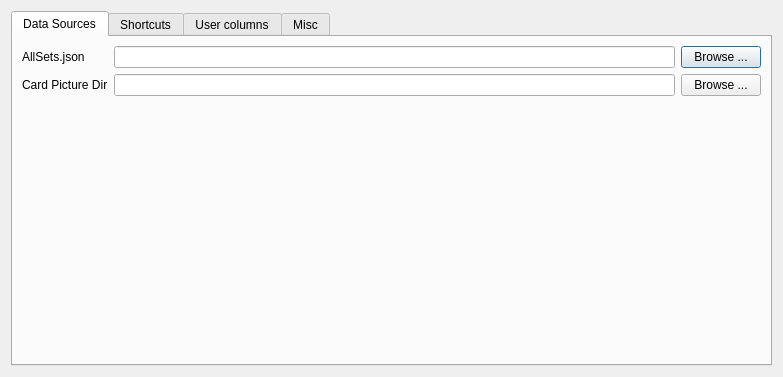
Old version of the form mtgcards/optionsdialog.ui in the repository stijnvermeir/mtgcards.
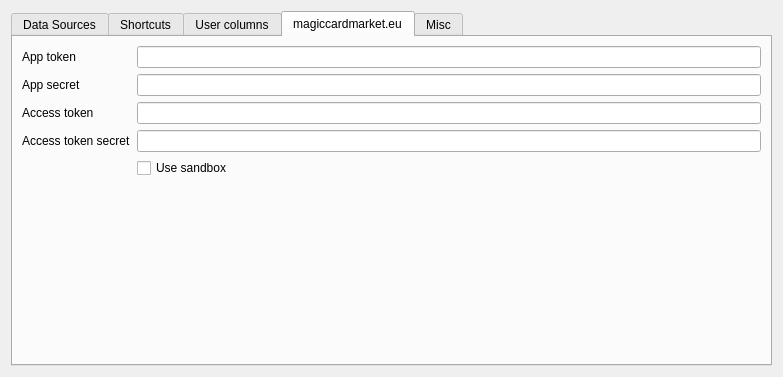
New version of the form. The open tabs and pages were chosen to show the change. Icons and pictures are not drawn.

Commit message: Fetch price trend from magiccardmarket.eu

What changed in the file:
```diff
--- a/mtgcards/optionsdialog.ui
+++ b/mtgcards/optionsdialog.ui
@@ -235,6 +235,88 @@
        </item>
       </layout>
      </widget>
+     <widget class="QWidget" name="mkmTab">
+      <attribute name="title">
+       <string>magiccardmarket.eu</string>
+      </attribute>
+      <layout class="QFormLayout" name="formLayout_3">
+       <item row="0" column="0">
+        <widget class="QLabel" name="label_6">
+         <property name="text">
+          <string>App token</string>
+         </property>
+        </widget>
+       </item>
+       <item row="0" column="1">
+        <widget class="QLineEdit" name="mkmAppTokenTxt">
+         <property name="minimumSize">
+          <size>
+           <width>300</width>
+           <height>0</height>
+          </size>
+         </property>
+        </widget>
+       </item>
+       <item row="1" column="0">
+        <widget class="QLabel" name="label_7">
+         <property name="text">
+          <string>App secret</string>
+         </property>
+        </widget>
+       </item>
+       <item row="1" column="1">
+        <widget class="QLineEdit" name="mkmAppSecretTxt">
+         <property name="minimumSize">
+          <size>
+           <width>300</width>
+           <height>0</height>
+          </size>
+         </property>
+        </widget>
+       </item>
+       <item row="2" column="0">
+        <widget class="QLabel" name="label_8">
+         <property name="text">
+          <string>Access token</string>
+         </property>
+        </widget>
+       </item>
+       <item row="2" column="1">
+        <widget class="QLineEdit" name="mkmAccessTokenTxt">
+         <property name="minimumSize">
+          <size>
+           <width>300</width>
+           <height>0</height>
+          </size>
+         </property>
+        </widget>
+       </item>
+       <item row="3" column="0">
+        <widget class="QLabel" name="label_9">
+         <property name="text">
+          <string>Access token secret</string>
+         </property>
+        </widget>
+       </item>
+       <item row="3" column="1">
+        <widget class="QLineEdit" name="mkmAccessTokenSecretTxt">
+         <property name="minimumSize">
+          <size>
+           <width>300</width>
+           <height>0</height>
+          </size>
+         </property>
+        </widget>
+       </item>
+       <item row="4" column="1">
+        <widget class="QCheckBox" name="mkmUseSandboxChk">
+         <property name="text">
+          <string>Use sandbox</string>
+         </property>
+        </widget>
+       </item>
+      </layout>
+     </widget>
      <widget class="QWidget" name="miscTab">
       <attribute name="title">
        <string>Misc</string>
```
The commit also changes 27 other files.
